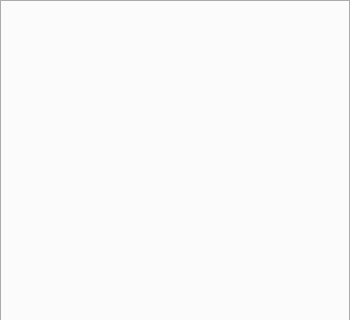
This is src/crispy/quanty/uis/main.ui in mretegan/crispy as Qt 5 draws it before an edit; both pictures show x 0 to 350 and y 0 to 320 of the 350 by 800 pixel window. The edited form follows.
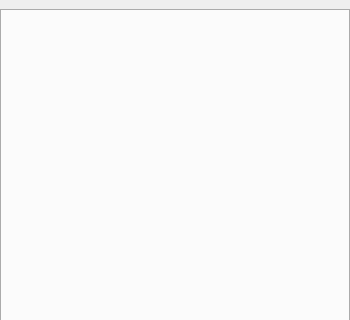
This is the edited form.

Commit message: Add a small space on top

What changed in the file:
```diff
--- a/src/crispy/quanty/uis/main.ui
+++ b/src/crispy/quanty/uis/main.ui
@@ -46,7 +46,7 @@
      <number>0</number>
     </property>
     <property name="topMargin">
-     <number>0</number>
+     <number>9</number>
     </property>
     <property name="rightMargin">
      <number>0</number>
```
Left out of the diff: 8 changed lines with no effect on the pictures.
